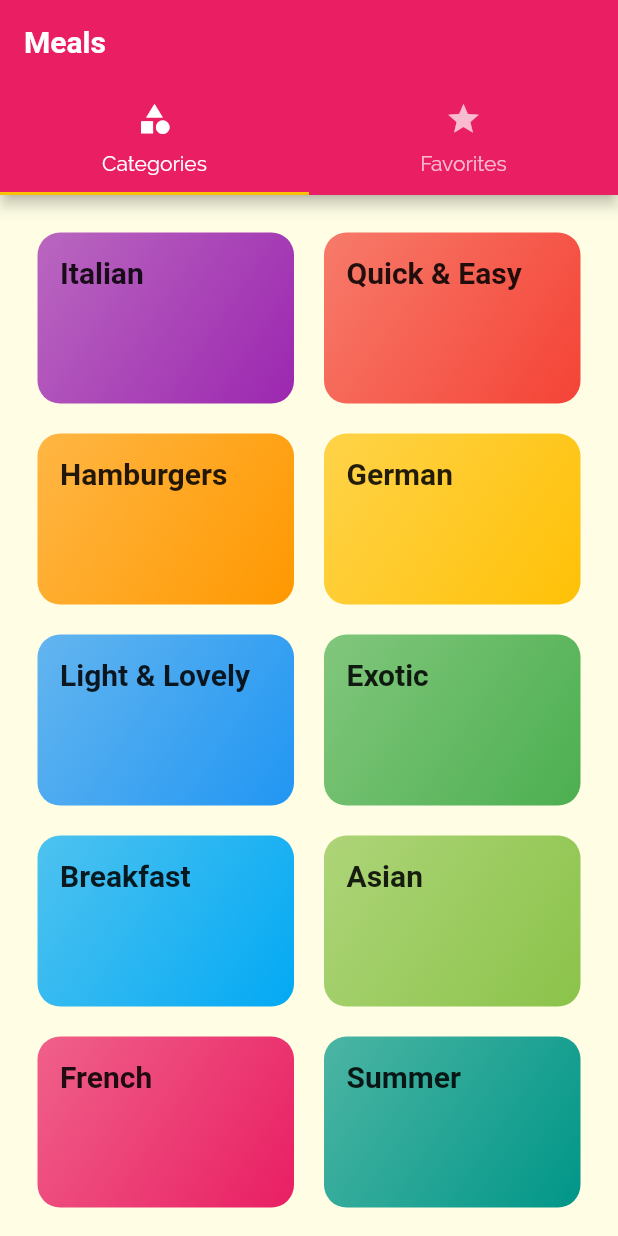
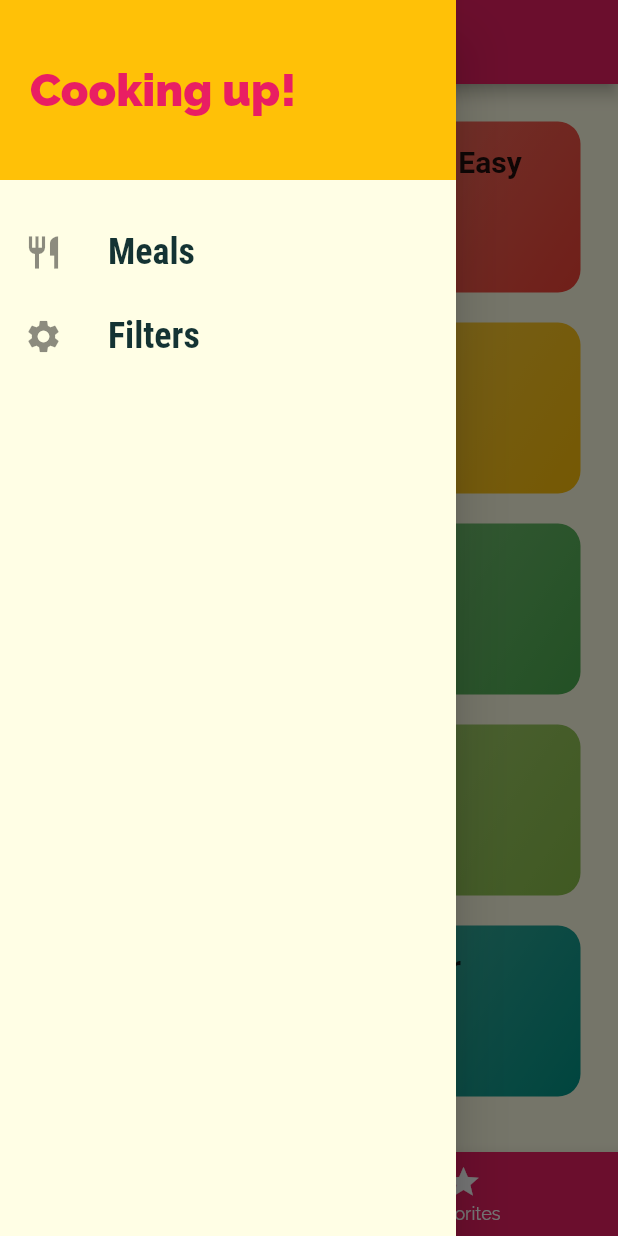
Before and after one commit to Dilman01/meals_app, a Flutter app: the screen it shows after launch, with the side drawer open (before the commit the screen has no drawer), on a phone screen of 412 x 824 dp. Run offline on Flutter 3.47's test engine with Material 2 defaults, Android fonts, the phone set to English and light mode, and no system bars; Roboto replaces fonts that are missing (RobotoCondens).

Commit message:
Add Drawer

```diff
--- a/lib/screens/tabs_screen.dart
+++ b/lib/screens/tabs_screen.dart
@@ -3,6 +3,8 @@
 import 'package:flutter/material.dart';
 import 'package:meals_app/screens/categories_screen.dart';
 import 'package:meals_app/screens/favorites_screen.dart';
+
+import '../widgets/main_drawer.dart';
 
 class TabsScreen extends StatefulWidget {
   const TabsScreen({super.key});
@@ -12,31 +14,52 @@ class TabsScreen extends StatefulWidget {
 }
 
 class _TabsScreenState extends State<TabsScreen> {
+  final List<Map<String, dynamic>> _pages = [
+    {
+      'page': CategoriesScreen(),
+      'title': 'Categories',
+    },
+    {
+      'page': FavoritesScreen(),
+      'title': 'Your Favorite',
+    },
+  ];
+
+  int _selectedPageIndex = 0;
+
+  void _selectPage(int index) {
+    setState(() {
+      _selectedPageIndex = index;
+    });
+  }
+
   @override
   Widget build(BuildContext context) {
-    return DefaultTabController(
-      length: 2,
-      // initialIndex: 0,
-      child: Scaffold(
+    return Scaffold(
       appBar: AppBar(
-          title: Text('Meals'),
-          bottom: TabBar(tabs: [
-            Tab(
+        title: Text(_pages[_selectedPageIndex]['title']),
+      ),
+      drawer: MainDrawer(),
+      body: _pages[_selectedPageIndex]['page'],
+      bottomNavigationBar: BottomNavigationBar(
+        onTap: _selectPage,
+        backgroundColor: Theme.of(context).primaryColor,
+        unselectedItemColor: Colors.white,
+        selectedItemColor: Theme.of(context).accentColor,
+        currentIndex: _selectedPageIndex,
+        // type: BottomNavigationBarType.shifting,
+        items: [
+          BottomNavigationBarItem(
+            backgroundColor: Theme.of(context).primaryColor,
             icon: Icon(Icons.category),
-              text: 'Categories',
+            label: 'Categories',
           ),
-            Tab(
+          BottomNavigationBarItem(
+            backgroundColor: Theme.of(context).primaryColor,
             icon: Icon(Icons.star),
-              text: 'Favorites',
+            label: 'Favorites',
           ),
-          ]),
-        ),
-        body: TabBarView(
-          children: [
-            CategoriesScreen(),
-            FavoritesScreen(),
         ],
-        ),
       ),
     );
   }
--- /dev/null
+++ b/lib/widgets/main_drawer.dart
@@ -0,0 +1,54 @@
+// ignore_for_file: prefer_const_constructors
+
+import 'package:flutter/material.dart';
+
+class MainDrawer extends StatelessWidget {
+  const MainDrawer({super.key});
+
+  Widget buildListTile(String title, IconData icon) {
+    return ListTile(
+      leading: Icon(
+        icon,
+        size: 26,
+      ),
+      title: Text(
+        title,
+        style: TextStyle(
+          fontFamily: 'RobotoCondensed',
+          fontSize: 24,
+          fontWeight: FontWeight.bold,
+        ),
+      ),
+      onTap: (() {}),
+    );
+  }
+
+  @override
+  Widget build(BuildContext context) {
+    return Drawer(
+      child: Column(
+        children: [
+          Container(
+            height: 120,
+            width: double.infinity,
+            padding: EdgeInsets.all(20),
+            alignment: Alignment.centerLeft,
+            color: Theme.of(context).accentColor,
+            child: Text(
+              'Cooking up!',
+              style: TextStyle(
+                  fontWeight: FontWeight.w900,
+                  fontSize: 30,
+                  color: Theme.of(context).primaryColor),
+            ),
+          ),
+          SizedBox(
+            height: 20,
+          ),
+          buildListTile('Meals', Icons.restaurant),
+          buildListTile('Filters', Icons.settings),
+        ],
+      ),
+    );
+  }
+}
```
Lines whose indentation alone changed are shown as unchanged.
